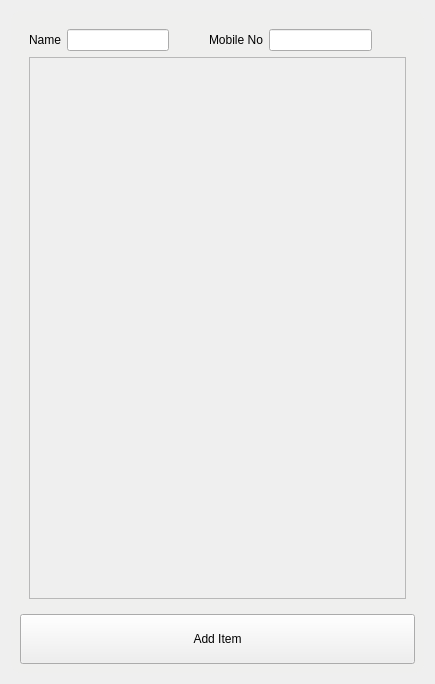
Above: widget/Cart/cart.ui from Anmol-A-jain/Dyner-order-client before the change. Below: the same form after it.
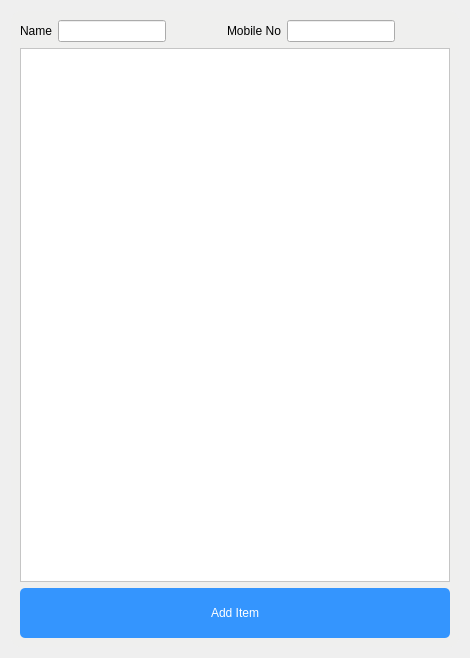
That is the form after the change.

```diff
--- a/widget/Cart/cart.ui
+++ b/widget/Cart/cart.ui
@@ -6,8 +6,8 @@
    <rect>
     <x>0</x>
     <y>0</y>
-    <width>435</width>
-    <height>684</height>
+    <width>470</width>
+    <height>658</height>
    </rect>
   </property>
   <property name="windowTitle">
@@ -26,12 +26,36 @@
 }</string>
      </property>
      <layout class="QVBoxLayout" name="verticalLayout_2">
+      <property name="leftMargin">
+       <number>9</number>
+      </property>
+      <property name="topMargin">
+       <number>9</number>
+      </property>
+      <property name="rightMargin">
+       <number>9</number>
+      </property>
+      <property name="bottomMargin">
+       <number>9</number>
+      </property>
       <item>
        <widget class="QWidget" name="verticalWidget" native="true">
         <property name="styleSheet">
          <string notr="true"/>
         </property>
         <layout class="QVBoxLayout" name="verticalLayout">
+         <property name="leftMargin">
+          <number>0</number>
+         </property>
+         <property name="topMargin">
+          <number>0</number>
+         </property>
+         <property name="rightMargin">
+          <number>0</number>
+         </property>
+         <property name="bottomMargin">
+          <number>0</number>
+         </property>
          <item>
           <layout class="QHBoxLayout" name="horizontalLayout_2">
            <property name="bottomMargin">
@@ -87,6 +111,12 @@
          </item>
          <item>
           <widget class="QScrollArea" name="scrollArea">
+           <property name="styleSheet">
+            <string notr="true">#scrollArea,#scrollAreaWidgetContents
+{
+	background-color: rgb(255, 255, 255);
+}</string>
+           </property>
            <property name="widgetResizable">
             <bool>true</bool>
            </property>
@@ -95,14 +125,39 @@
              <rect>
               <x>0</x>
               <y>0</y>
-              <width>379</width>
-              <height>540</height>
+              <width>432</width>
+              <height>530</height>
              </rect>
             </property>
             <layout class="QVBoxLayout" name="verticalLayout_4">
+             <property name="leftMargin">
+              <number>0</number>
+             </property>
+             <property name="topMargin">
+              <number>9</number>
+             </property>
+             <property name="rightMargin">
+              <number>0</number>
+             </property>
+             <property name="bottomMargin">
+              <number>0</number>
+             </property>
              <item>
               <layout class="QVBoxLayout" name="verticalLayout_3"/>
              </item>
+             <item>
+              <spacer name="verticalSpacer">
+               <property name="orientation">
+                <enum>Qt::Vertical</enum>
+               </property>
+               <property name="sizeHint" stdset="0">
+                <size>
+                 <width>20</width>
+                 <height>40</height>
+                </size>
+               </property>
+              </spacer>
+             </item>
             </layout>
            </widget>
           </widget>
@@ -123,6 +178,12 @@
             <height>50</height>
            </size>
           </property>
+          <property name="styleSheet">
+           <string notr="true">background-color: #3495fe;
+font: 16pt &quot;MS Shell Dlg 2&quot;;
+color: white;
+border-radius:5px;</string>
+          </property>
           <property name="text">
            <string>Add Item</string>
           </property>
```
Left out of the diff: 8 changed lines with no effect on the pictures.
